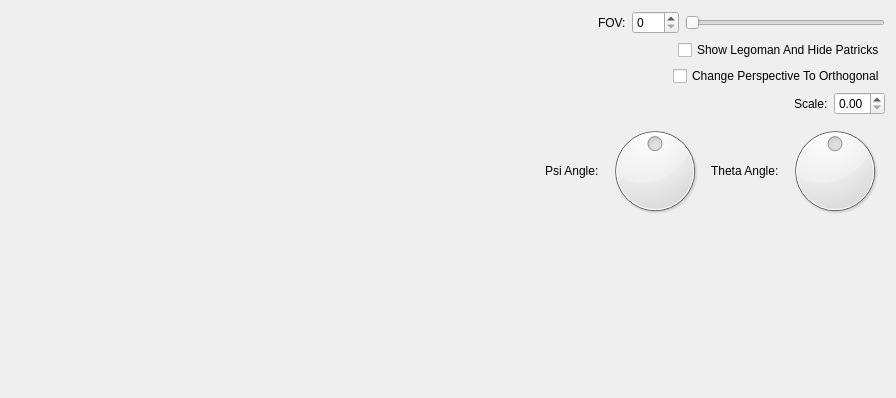
Old version of the form laboratorios/block2/src/MyForm.ui in the repository pnheinsohn/IDI-FIB-UPC; both pictures show x 604 to 1500 and y 0 to 398 of the 1500 by 700 pixel window.
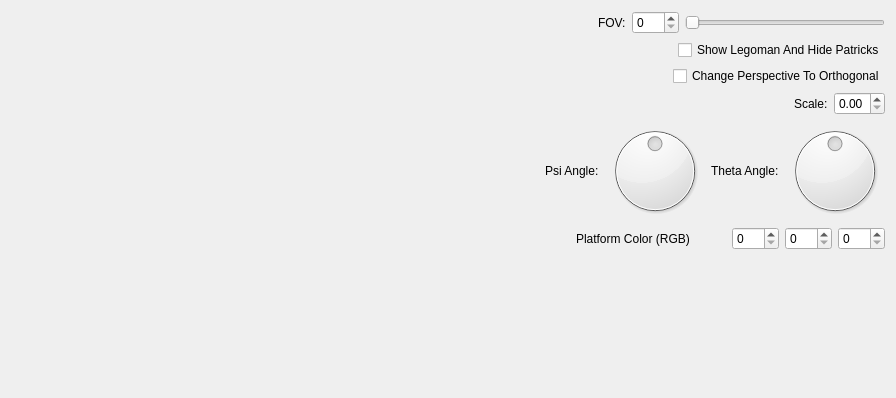
New version of the form. Custom widgets are drawn as their Qt base class.

The edit to the form file:
```diff
--- a/laboratorios/block2/src/MyForm.ui
+++ b/laboratorios/block2/src/MyForm.ui
@@ -218,6 +218,64 @@
        </item>
       </layout>
      </item>
+     <item>
+      <layout class="QHBoxLayout" name="horizontalLayout_8">
+       <item>
+        <spacer name="horizontalSpacer_7">
+         <property name="orientation">
+          <enum>Qt::Horizontal</enum>
+         </property>
+         <property name="sizeHint" stdset="0">
+          <size>
+           <width>40</width>
+           <height>20</height>
+          </size>
+         </property>
+        </spacer>
+       </item>
+       <item>
+        <widget class="QLabel" name="label_6">
+         <property name="text">
+          <string>Platform Color (RGB)</string>
+         </property>
+        </widget>
+       </item>
+       <item>
+        <widget class="MyLabel" name="label_5">
+         <property name="minimumSize">
+          <size>
+           <width>30</width>
+           <height>0</height>
+          </size>
+         </property>
+         <property name="text">
+          <string/>
+         </property>
+        </widget>
+       </item>
+       <item>
+        <widget class="QSpinBox" name="spinBox">
+         <property name="maximum">
+          <number>255</number>
+         </property>
+        </widget>
+       </item>
+       <item>
+        <widget class="QSpinBox" name="spinBox_2">
+         <property name="maximum">
+          <number>255</number>
+         </property>
+        </widget>
+       </item>
+       <item>
+        <widget class="QSpinBox" name="spinBox_3">
+         <property name="maximum">
+          <number>255</number>
+         </property>
+        </widget>
+       </item>
+      </layout>
+     </item>
      <item>
       <spacer name="verticalSpacer">
        <property name="orientation">
@@ -295,6 +353,19 @@
     <slot>setScale(double)</slot>
     <slot>setEulerPsiAngle(int)</slot>
     <slot>setEulerThetaAngle(int)</slot>
+    <slot>setRedTerraColorValue(int)</slot>
+    <slot>setGreenTerraColorValue(int)</slot>
+    <slot>setBlueTerraColorValue(int)</slot>
+   </slots>
+  </customwidget>
+  <customwidget>
+   <class>MyLabel</class>
+   <extends>QLabel</extends>
+   <header>MyLabel.h</header>
+   <slots>
+    <slot>setRedColor(int)</slot>
+    <slot>setGreenColor(int)</slot>
+    <slot>setBlueColor(int)</slot>
    </slots>
   </customwidget>
  </customwidgets>
```
Left out of the diff: 147 changed lines with no effect on the pictures.
